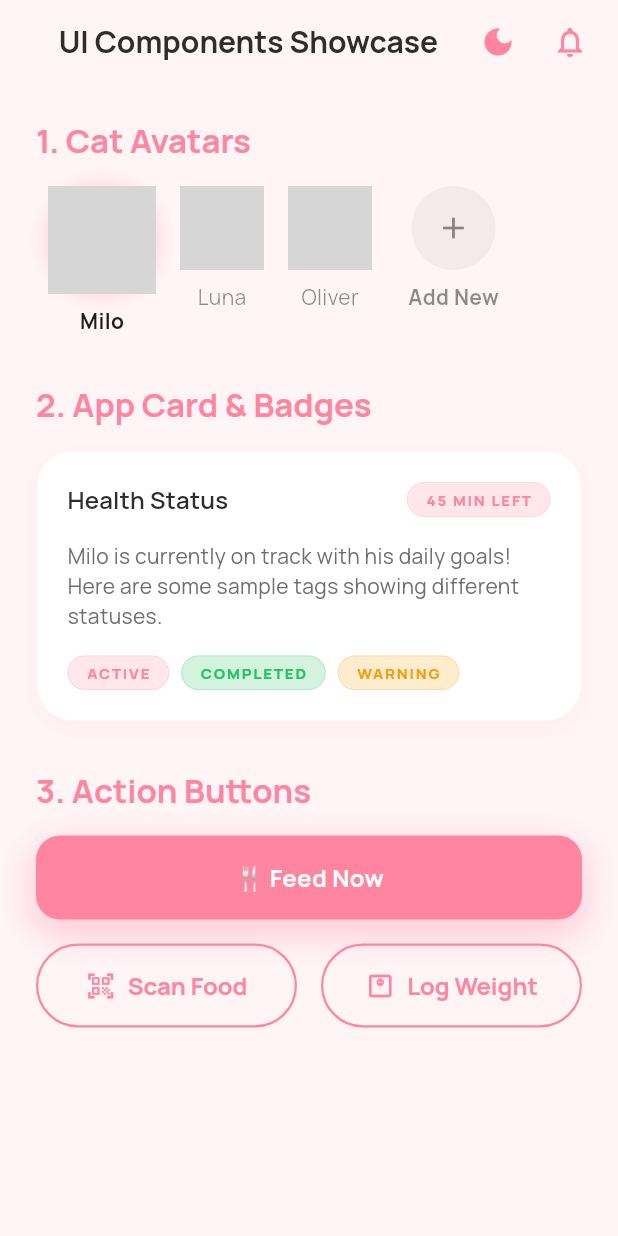
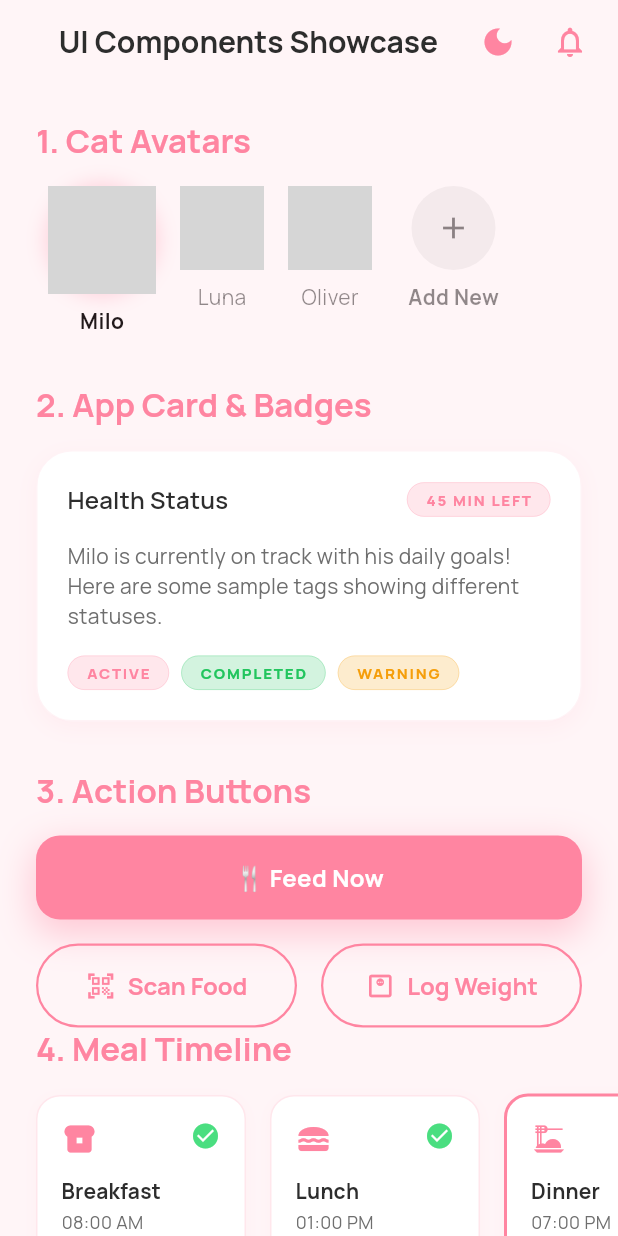
Before and after one commit to momarinho/cat_diet_planner, a Flutter app: the screen it shows after launch, on a phone screen of 412 x 824 dp. Run offline on Flutter 3.47's test engine with Material 3 defaults, Android fonts, the phone set to English and light mode, and no system bars; our stand-ins replace flutter_riverpod, google_fonts, hive, hive_flutter; accounts and stored records are empty; network calls fail; grey boxes are pictures that could not be loaded.

Commit message:
Add MealHorizontalCard and meal timeline section
Introduce a new widget for displaying meal details and integrate it into
the profile list screen as a horizontal timeline.

```diff
--- /dev/null
+++ b/lib/core/widgets/meal_horizontal_card.dart
@@ -0,0 +1,102 @@
+import 'package:flutter/material.dart';
+
+class MealHorizontalCard extends StatelessWidget {
+  final String title;
+  final String time;
+  final int calories;
+  final IconData icon;
+  final bool isCompleted;
+  final bool isNext;
+
+  const MealHorizontalCard({
+    super.key,
+    required this.title,
+    required this.time,
+    required this.calories,
+    required this.icon,
+    this.isCompleted = false,
+    this.isNext = false,
+  });
+
+  @override
+  Widget build(BuildContext context) {
+    final theme = Theme.of(context);
+    final colorScheme = theme.colorScheme;
+    final isDark = theme.brightness == Brightness.dark;
+
+    return Container(
+      width: 140,
+      padding: const EdgeInsets.all(16),
+      decoration: BoxDecoration(
+        // Destaca o fundo se for a próxima refeição no modo escuro
+        color: isNext && isDark
+            ? colorScheme.primary.withValues(alpha: 0.1)
+            : colorScheme.surface,
+        borderRadius: BorderRadius.circular(16),
+        // Borda mais espessa e sólida para a refeição em destaque
+        border: Border.all(
+          color: isNext
+              ? colorScheme.primary
+              : colorScheme.primary.withValues(alpha: 0.2),
+          width: isNext ? 2.0 : 1.0,
+        ),
+        boxShadow: [
+          BoxShadow(
+            color: colorScheme.primary.withValues(alpha: 0.05),
+            blurRadius: 8,
+            offset: const Offset(0, 2),
+            spreadRadius: 0,
+          ),
+        ],
+      ),
+      child: Column(
+        crossAxisAlignment: CrossAxisAlignment.start,
+        mainAxisSize: MainAxisSize.min,
+        children: [
+          Row(
+            mainAxisAlignment: MainAxisAlignment.spaceBetween,
+            crossAxisAlignment: CrossAxisAlignment.start,
+            children: [
+              Icon(icon, color: colorScheme.primary, size: 24),
+              // Indicador de status (concluído ou pendente)
+              Icon(
+                isCompleted ? Icons.check_circle : Icons.pending,
+                color: isCompleted
+                    ? const Color(0xFF4ADE80)
+                    : colorScheme.onSurface.withValues(alpha: 0.3),
+                size: 20,
+              ),
+            ],
+          ),
+          const SizedBox(height: 12),
+          Text(
+            title,
+            style: theme.textTheme.titleMedium?.copyWith(
+              fontWeight: FontWeight.bold,
+              fontSize: 14,
+            ),
+            maxLines: 1,
+            overflow: TextOverflow.ellipsis,
+          ),
+          const SizedBox(height: 2),
+          Text(
+            time,
+            style: theme.textTheme.bodyMedium?.copyWith(
+              fontSize: 12,
+              color: theme.textTheme.bodyMedium?.color,
+            ),
+          ),
+          const SizedBox(height: 8),
+          Text(
+            '$calories kcal',
+            style: theme.textTheme.titleMedium?.copyWith(
+              color: colorScheme.primary,
+              fontWeight: FontWeight.bold,
+              fontSize: 14,
+            ),
+          ),
+        ],
+      ),
+    );
+  }
+}
--- a/lib/features/cat_profile/screens/profile_list_screen.dart
+++ b/lib/features/cat_profile/screens/profile_list_screen.dart
@@ -7,6 +7,7 @@ import '../../../core/widgets/neon_button.dart';
 import '../../../core/widgets/ghost_button.dart';
 import '../../../core/widgets/app_card_container.dart';
 import '../../../core/widgets/status_badge.dart';
+import '../../../core/widgets/meal_horizontal_card.dart';
 
 class ProfileListScreen extends ConsumerWidget {
   const ProfileListScreen({super.key});
@@ -162,6 +163,41 @@ class ProfileListScreen extends ConsumerWidget {
                 ),
               ],
             ),
+            // ============================================
+            // SEÇÃO 4: MEAL TIMELINE (HORIZONTAL)
+            // ============================================
+            const _SectionTitle(title: '4. Meal Timeline'),
+            SingleChildScrollView(
+              scrollDirection: Axis.horizontal,
+              clipBehavior: Clip.none,
+              child: Row(
+                children: [
+                  const MealHorizontalCard(
+                    title: 'Breakfast',
+                    time: '08:00 AM',
+                    calories: 100,
+                    icon: Icons.breakfast_dining,
+                    isCompleted: true,
+                  ),
+                  const SizedBox(width: 16),
+                  const MealHorizontalCard(
+                    title: 'Lunch',
+                    time: '01:00 PM',
+                    calories: 150,
+                    icon: Icons.lunch_dining,
+                    isCompleted: true,
+                  ),
+                  const SizedBox(width: 16),
+                  const MealHorizontalCard(
+                    title: 'Dinner',
+                    time: '07:00 PM',
+                    calories: 150,
+                    icon: Icons.dinner_dining,
+                    isNext: true,
+                  ),
+                ],
+              ),
+            ),
             const SizedBox(height: 48), // Espaço final
           ],
         ),
```
